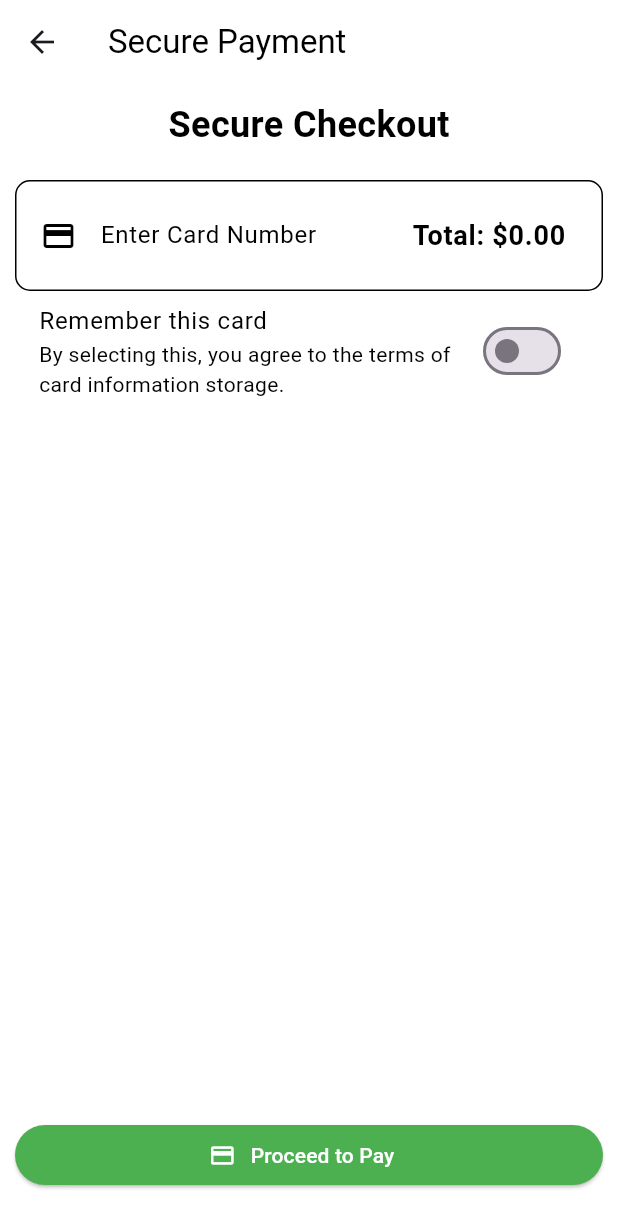
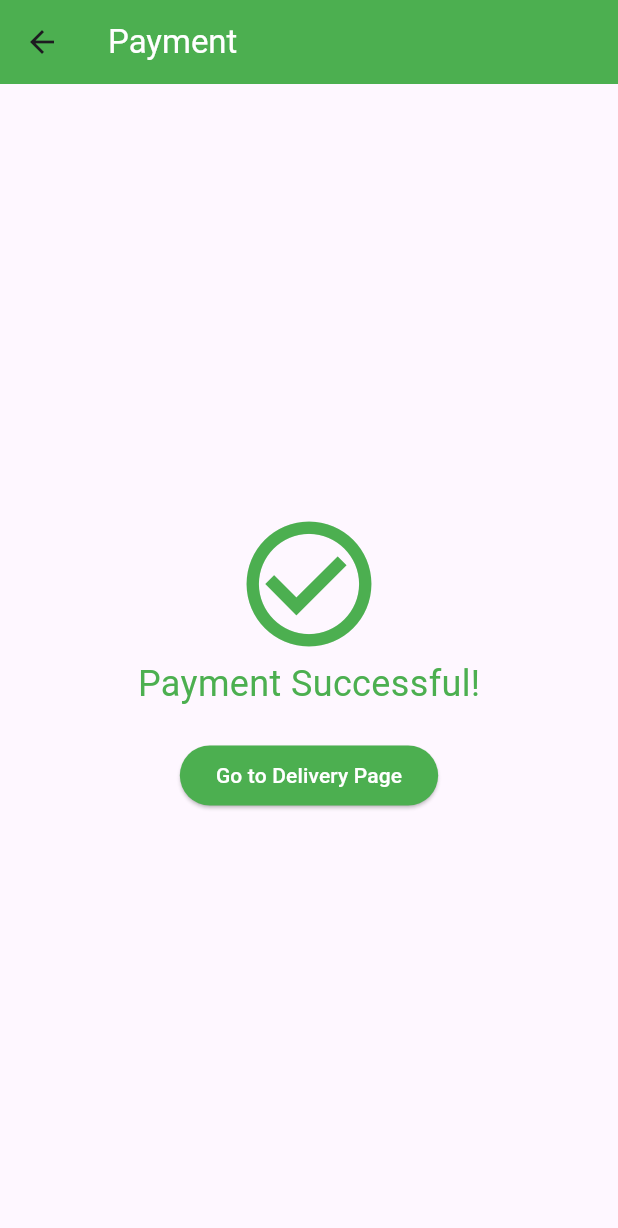
Before and after one commit to AsilbekGit/Online-Grocery-Shop-App, a Flutter app: the PaymentPage screen opened directly, after a tap on "Proceed to Pay", on a phone screen of 412 x 824 dp. Shown: the top 1228 px of the screen. Run offline on Flutter 3.47's test engine with Material 3 defaults, Android fonts, the phone set to English and light mode, and no system bars; our stand-ins replace cloud_firestore, firebase_auth, firebase_core, google_fonts, google_maps_flutter, google_sign_in and 2 more; accounts and stored records are empty.

Commit message:
added payment successful, delivery pages

```diff
--- a/lib/pages/paymentPage.dart
+++ b/lib/pages/paymentPage.dart
@@ -2,6 +2,7 @@ import 'package:flutter/material.dart';
 import 'package:provider/provider.dart';
 
 import '../model/cart_model.dart';
+import 'DeliveryPage.dart';
 
 class PaymentPage extends StatefulWidget {
   @override
@@ -19,7 +20,7 @@ class _PaymentPageState extends State<PaymentPage> {
     return Scaffold(
       appBar: AppBar(
         backgroundColor: Colors.white,
-        title: Text('Secure Payment', style: TextStyle(color: Colors.black)),
+        title: Text('Payment', style: TextStyle(color: Colors.black)),
       ),
       body: Container(
         color: Colors.white,
@@ -69,7 +70,13 @@ class _PaymentPageState extends State<PaymentPage> {
                   primary: Colors.green,
                   onPrimary: Colors.white,
                 ),
-                onPressed: () {},
+                onPressed: () {
+                  Navigator.push(
+                    context,
+                    MaterialPageRoute(builder: (context) => PaymentSuccessScreen()),
+                  );
+
+                },
                 child: Row(
                   mainAxisAlignment: MainAxisAlignment.center,
                   children: <Widget>[
@@ -88,3 +95,44 @@ class _PaymentPageState extends State<PaymentPage> {
     );
   }
 }
+class PaymentSuccessScreen extends StatelessWidget {
+  @override
+  Widget build(BuildContext context) {
+    return Scaffold(
+      appBar: AppBar(
+        title: Text('Payment',style: TextStyle(color: Colors.white)),
+        backgroundColor: Colors.green,
+      ),
+      body: Center(
+        child: Column(
+          mainAxisAlignment: MainAxisAlignment.center,
+          children: <Widget>[
+            Icon(
+              Icons.check_circle_outline,
+              color: Colors.green,
+              size: 100.0,
+            ),
+            Text(
+              'Payment Successful!',
+              style: TextStyle(fontSize: 24.0, color: Colors.green),
+            ),
+            SizedBox(height: 20.0),
+            ElevatedButton(
+              style: ElevatedButton.styleFrom(
+                primary: Colors.green, // background
+                onPrimary: Colors.white, // foreground
+              ),
+              onPressed: () {
+                Navigator.push(
+                  context,
+                  MaterialPageRoute(builder: (context) => DeliveryPage()),
+                );
+              },
+              child: Text('Go to Delivery Page'),
+            ),
+          ],
+        ),
+      ),
+    );
+  }
+}
--- a/pubspec.yaml
+++ b/pubspec.yaml
@@ -42,6 +42,7 @@ dependencies:
   provider: 6.1.1
   google_sign_in: ^6.2.1
   icons_plus: ^5.0.0
+  google_maps_flutter: ^2.5.3
 
 dev_dependencies:
   flutter_test:
```
Also changed, not shown: lib/pages/DeliveryPage.dart (added, +40 -0 lines), pubspec.lock, 1 other file.
